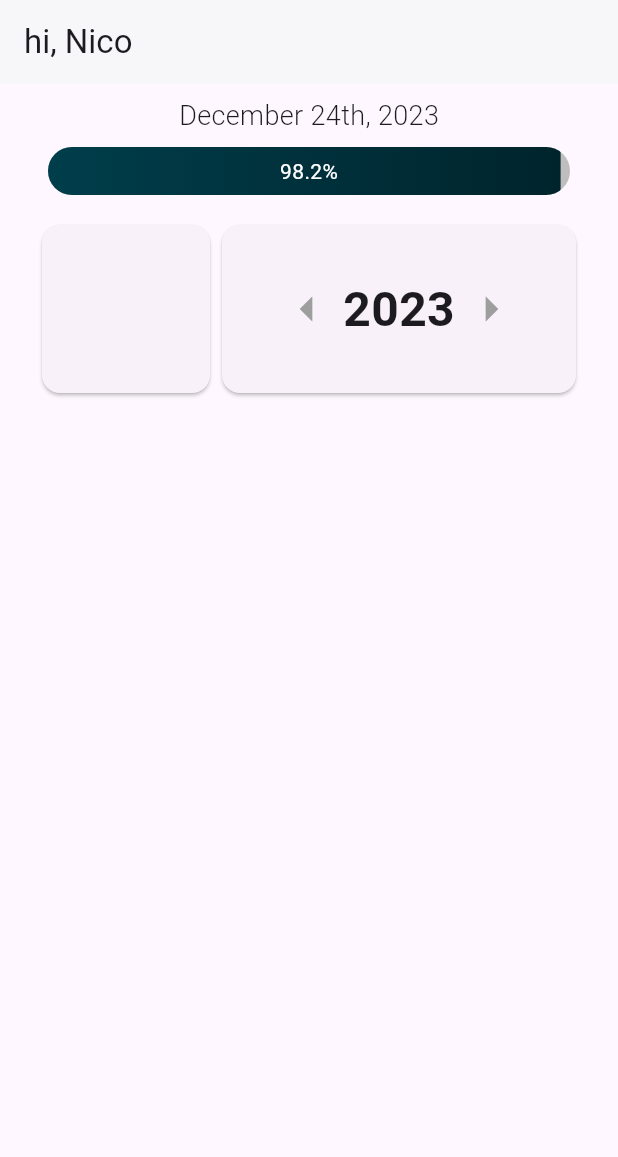
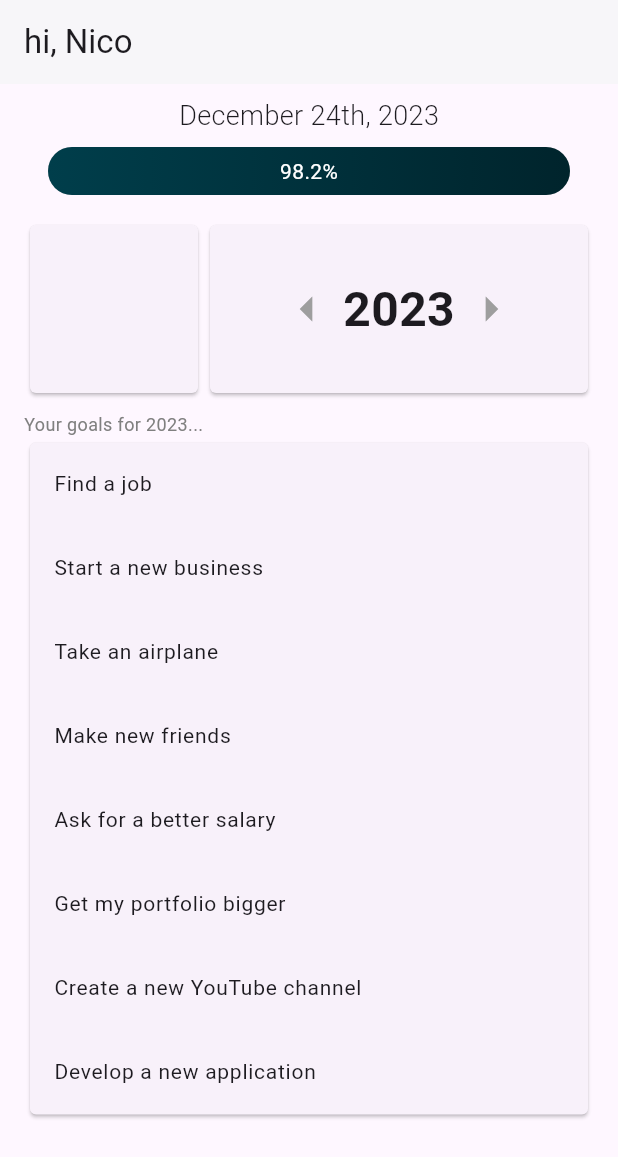
Before and after one commit to nicoovillarr/trgtz, a Flutter app: the screen it shows after launch, on a phone screen of 412 x 824 dp. Shown: the top 1157 px of the screen. Run offline on Flutter 3.47's test engine with Material 3 defaults, Android fonts, the phone set to English and light mode, and no system bars; our stand-ins replace flutter_redux, redux.

Commit message:
[#7] Create goals list and add goals samples

```diff
--- /dev/null
+++ b/mobile/lib/models/goal.dart
@@ -0,0 +1,9 @@
+class Goal {
+  final String? title;
+  final int? year;
+
+  const Goal({
+    this.title,
+    this.year,
+  });
+}
--- /dev/null
+++ b/mobile/lib/models/index.dart
@@ -0,0 +1 @@
+export './goal.dart';
--- a/mobile/lib/screens/home/home_screen.dart
+++ b/mobile/lib/screens/home/home_screen.dart
@@ -1,6 +1,6 @@
 import 'package:flutter/material.dart';
 import 'package:flutter_redux/flutter_redux.dart';
-import 'package:mobile/screens/home/widgets/progress_bar.dart';
+import 'package:mobile/screens/home/widgets/index.dart';
 import 'package:mobile/store/index.dart';
 import 'package:mobile/utils.dart';
 
@@ -27,22 +27,18 @@ class _HomeScreenState extends State<HomeScreen> {
       );
 
   Widget _buildBody() => SingleChildScrollView(
-        child: Column(
-          children: _buildRows(),
+        child: Padding(
+          padding: const EdgeInsets.symmetric(horizontal: 16.0),
+          child: Column(
+            children: _buildRows(),
+          ),
         ),
       );
 
   List<Widget> _buildRows() => [
         _buildProgressBar(DateTime.now()),
-        Padding(
-          padding: const EdgeInsets.symmetric(horizontal: 24.0),
-          child: Row(
-            children: [
-              _buildPieCard(),
-              _buildYearSelectorCard(),
-            ],
-          ),
-        ),
+        _buildStatsAndSelector(),
+        _buildGoalsListView(),
       ];
 
   Widget _buildProgressBar(DateTime date) => Column(children: [
@@ -60,16 +56,31 @@ class _HomeScreenState extends State<HomeScreen> {
         const SizedBox(height: 16.0),
       ]);
 
-  Widget _buildPieCard() => const SizedBox(
+  Widget _buildStatsAndSelector() {
+    return Row(
+      children: [
+        _buildPieCard(),
+        _buildYearSelectorCard(),
+      ],
+    );
+  }
+
+  Widget _buildPieCard() => SizedBox(
         width: 120,
         height: 120,
-        child: Card(),
+        child: Card(
+          shape: RoundedRectangleBorder(
+            borderRadius: BorderRadius.circular(4.0),
+          ),
+        ),
       );
-
   Widget _buildYearSelectorCard() => Flexible(
         child: SizedBox(
           height: 120,
           child: Card(
+            shape: RoundedRectangleBorder(
+              borderRadius: BorderRadius.circular(4.0),
+            ),
             child: StoreConnector<AppState, DateTime>(
               builder: (ctx, date) => SizedBox(
                 width: double.infinity,
@@ -113,4 +124,31 @@ class _HomeScreenState extends State<HomeScreen> {
           color: Colors.grey,
         ),
       );
+
+  Widget _buildGoalsListView() => StoreConnector<AppState, AppState>(
+        builder: (ctx, state) => Column(
+          crossAxisAlignment: CrossAxisAlignment.start,
+          children: [
+            const SizedBox(height: 8.0),
+            Text(
+              'Your goals for ${state.date.year}...',
+              style: const TextStyle(
+                fontSize: 12,
+                color: Color(0xFF808080),
+              ),
+            ),
+            Card(
+              shape: RoundedRectangleBorder(
+                borderRadius: BorderRadius.circular(4.0),
+              ),
+              clipBehavior: Clip.antiAlias,
+              child: GoalsListView(
+                  goals: state.goals
+                      .where((g) => g.year == state.date.year)
+                      .toList()),
+            ),
+          ],
+        ),
+        converter: (store) => store.state,
+      );
 }
--- /dev/null
+++ b/mobile/lib/screens/home/widgets/goals_list_view.dart
@@ -0,0 +1,33 @@
+import 'package:flutter/material.dart';
+import 'package:mobile/models/index.dart';
+
+class GoalsListView extends StatefulWidget {
+  final List<Goal> goals;
+  const GoalsListView({
+    super.key,
+    required this.goals,
+  });
+
+  @override
+  State<GoalsListView> createState() => _GoalsListViewState();
+}
+
+class _GoalsListViewState extends State<GoalsListView> {
+  @override
+  Widget build(BuildContext context) {
+    return ListView.builder(
+      shrinkWrap: true,
+      physics: const NeverScrollableScrollPhysics(),
+      itemCount: widget.goals.length,
+      itemBuilder: (ctx, idx) => ListTile(
+        onTap: () {},
+        title: Text(
+          widget.goals[idx].title ?? "",
+          style: const TextStyle(
+            fontSize: 14,
+          ),
+        ),
+      ),
+    );
+  }
+}
--- a/mobile/lib/screens/home/widgets/index.dart
+++ b/mobile/lib/screens/home/widgets/index.dart
@@ -1 +1,2 @@
 export './progress_bar.dart';
+export './goals_list_view.dart';
--- a/mobile/lib/screens/home/widgets/progress_bar.dart
+++ b/mobile/lib/screens/home/widgets/progress_bar.dart
@@ -18,7 +18,7 @@ class ProgressBar extends StatelessWidget {
   @override
   Widget build(BuildContext context) {
     Size size = MediaQuery.of(context).size;
-    double padding = 32.0;
+    double padding = 16.0;
     return SizedBox(
       height: height,
       width: size.width,
--- a/mobile/lib/store/app_state.dart
+++ b/mobile/lib/store/app_state.dart
@@ -1,15 +1,21 @@
+import 'package:mobile/models/index.dart';
+
 class AppState {
   DateTime date;
+  List<Goal> goals;
 
   AppState({
     required this.date,
+    required this.goals,
   });
 
   AppState copyWith({
     DateTime? date,
+    List<Goal>? goals,
   }) {
     return AppState(
       date: date ?? this.date,
+      goals: goals ?? this.goals,
     );
   }
 }
@@ -17,5 +23,15 @@ class AppState {
 AppState initialState() {
   return AppState(
     date: DateTime.now(),
+    goals: const [
+      Goal(title: "Find a job", year: 2023),
+      Goal(title: "Start a new business", year: 2023),
+      Goal(title: "Take an airplane", year: 2023),
+      Goal(title: "Make new friends", year: 2023),
+      Goal(title: "Ask for a better salary", year: 2023),
+      Goal(title: "Get my portfolio bigger", year: 2023),
+      Goal(title: "Create a new YouTube channel", year: 2023),
+      Goal(title: "Develop a new application", year: 2023),
+    ],
   );
 }
```
